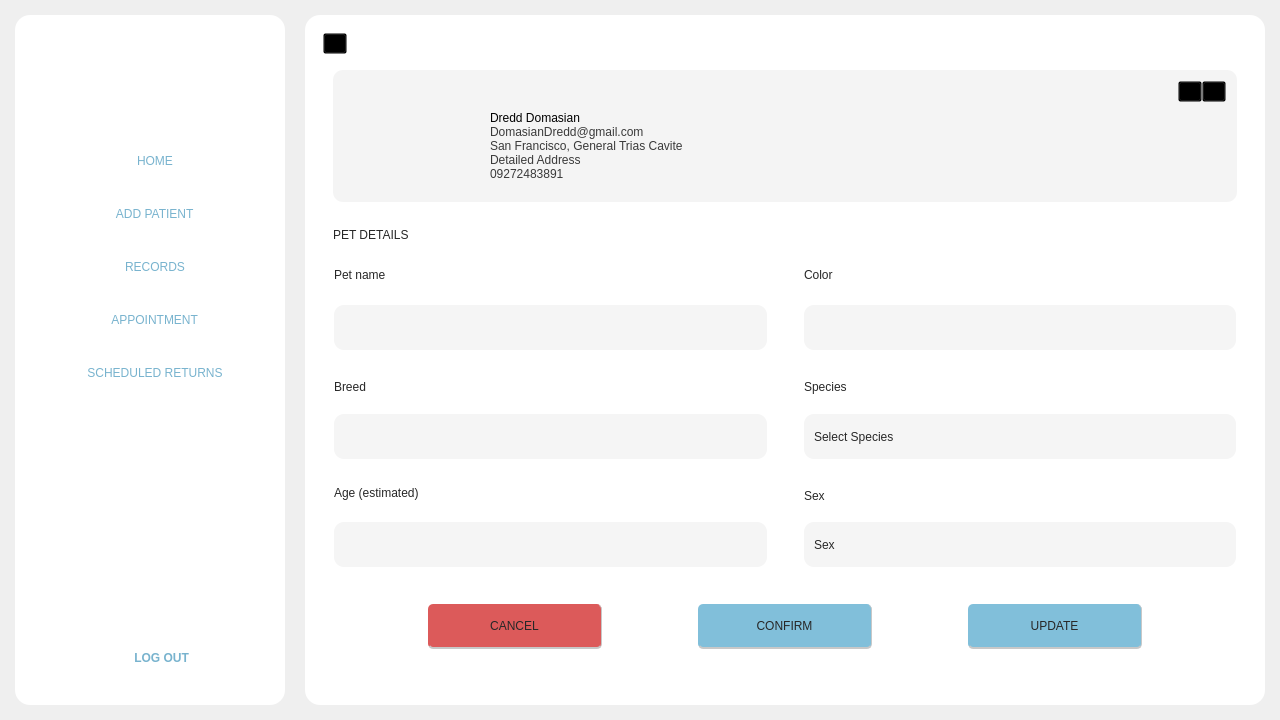
DreddVDomasian/Petmate-Desktop-Application, file Frontend/Home.ui: the form before one commit.
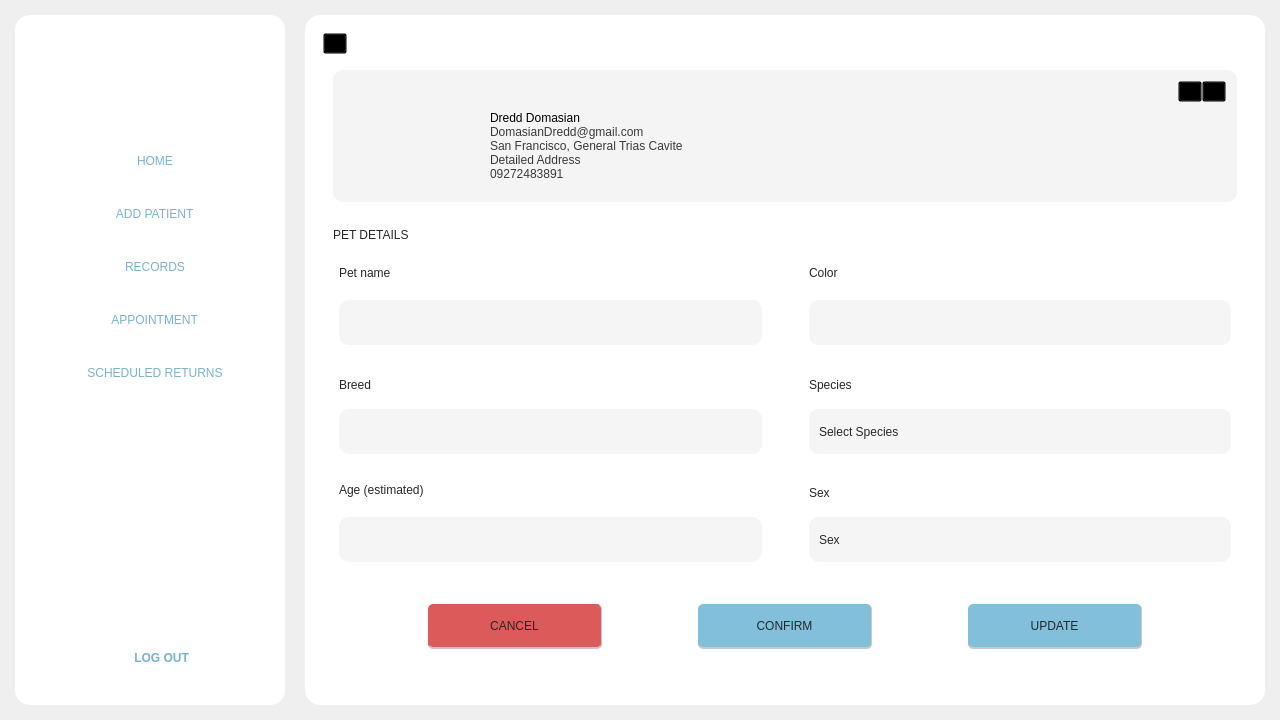
The form after the commit. The open tabs and pages were chosen to show the change. Icons and pictures are not drawn.

What changed in the file:
```diff
--- a/Frontend/Home.ui
+++ b/Frontend/Home.ui
@@ -4923,16 +4923,16 @@
                     </property>
                     <layout class="QVBoxLayout" name="verticalLayout_21">
                      <property name="leftMargin">
-                      <number>0</number>
+                      <number>5</number>
                      </property>
                      <property name="topMargin">
                       <number>0</number>
                      </property>
                      <property name="rightMargin">
-                      <number>0</number>
+                      <number>5</number>
                      </property>
                      <property name="bottomMargin">
-                      <number>0</number>
+                      <number>5</number>
                      </property>
                      <item>
                       <widget class="QLabel" name="label_28">
@@ -4971,16 +4971,16 @@
                     </property>
                     <layout class="QVBoxLayout" name="verticalLayout_22">
                      <property name="leftMargin">
-                      <number>0</number>
+                      <number>5</number>
                      </property>
                      <property name="topMargin">
                       <number>0</number>
                      </property>
                      <property name="rightMargin">
-                      <number>0</number>
+                      <number>5</number>
                      </property>
                      <property name="bottomMargin">
-                      <number>0</number>
+                      <number>5</number>
                      </property>
                      <item>
                       <widget class="QLabel" name="label_29">
@@ -5049,16 +5049,16 @@
                       <number>0</number>
                      </property>
                      <property name="leftMargin">
-                      <number>0</number>
+                      <number>5</number>
                      </property>
                      <property name="topMargin">
                       <number>0</number>
                      </property>
                      <property name="rightMargin">
-                      <number>0</number>
+                      <number>5</number>
                      </property>
                      <property name="bottomMargin">
-                      <number>0</number>
+                      <number>5</number>
                      </property>
                      <item>
                       <widget class="QLabel" name="label_32">
@@ -5100,16 +5100,16 @@
                       <number>0</number>
                      </property>
                      <property name="leftMargin">
-                      <number>0</number>
+                      <number>5</number>
                      </property>
                      <property name="topMargin">
                       <number>0</number>
                      </property>
                      <property name="rightMargin">
-                      <number>0</number>
+                      <number>5</number>
                      </property>
                      <property name="bottomMargin">
-                      <number>0</number>
+                      <number>5</number>
                      </property>
                      <item>
                       <widget class="QLabel" name="label_33">
@@ -5210,16 +5210,16 @@
                     </property>
                     <layout class="QVBoxLayout" name="verticalLayout_27">
                      <property name="leftMargin">
-                      <number>0</number>
+                      <number>5</number>
                      </property>
                      <property name="topMargin">
                       <number>0</number>
                      </property>
                      <property name="rightMargin">
-                      <number>0</number>
+                      <number>5</number>
                      </property>
                      <property name="bottomMargin">
-                      <number>0</number>
+                      <number>5</number>
                      </property>
                      <item>
                       <widget class="QLabel" name="label_34">
@@ -5261,16 +5261,16 @@
                       <number>0</number>
                      </property>
                      <property name="leftMargin">
-                      <number>0</number>
+                      <number>5</number>
                      </property>
                      <property name="topMargin">
                       <number>0</number>
                      </property>
                      <property name="rightMargin">
-                      <number>0</number>
+                      <number>5</number>
                      </property>
                      <property name="bottomMargin">
-                      <number>0</number>
+                      <number>5</number>
                      </property>
                      <item>
                       <widget class="QLabel" name="label_35">
```
Left out of the diff: 8 changed lines with no effect on the pictures.
